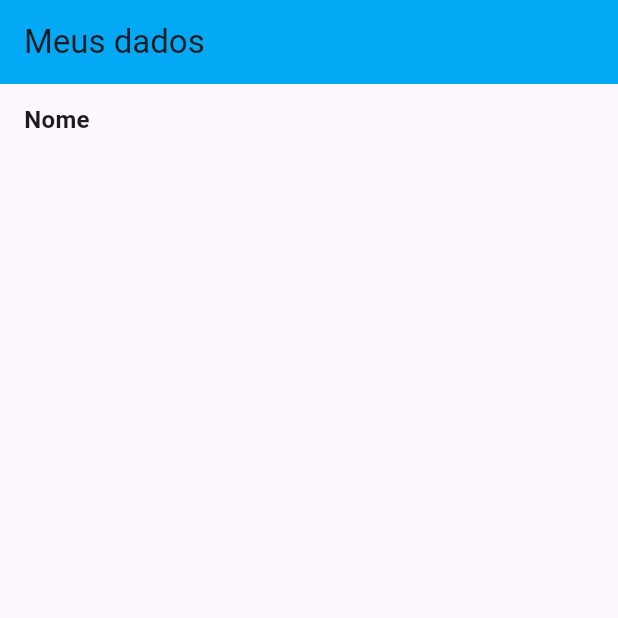
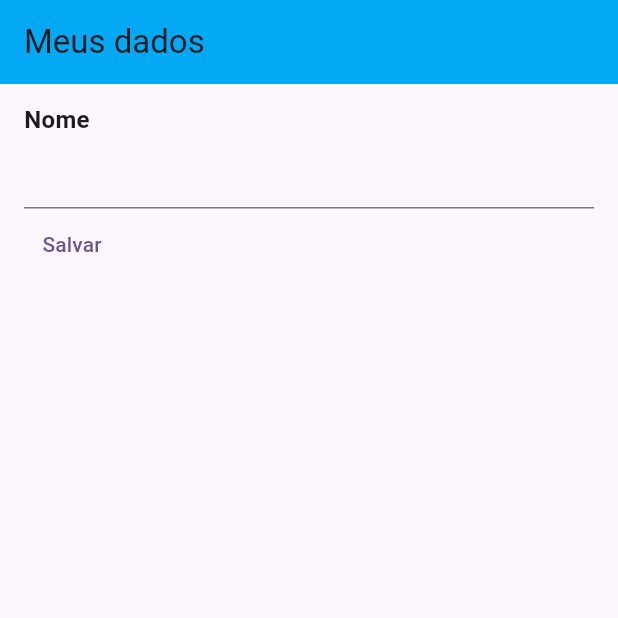
Before and after one commit to maurojh/diowpicouef, a Flutter app: the screen it shows after launch, on a phone screen of 412 x 824 dp, the top half of it. Run offline on Flutter 3.47's test engine with Material 2 defaults, Android fonts, the phone set to English and light mode, and no system bars.

```diff
--- a/lib/dados_cadastrais.dart
+++ b/lib/dados_cadastrais.dart
@@ -8,20 +8,35 @@ class DadosCadastrais extends StatefulWidget {
 }
 
 class _DadosCadastraisState extends State<DadosCadastrais> {
+  TextEditingController controlaNome = TextEditingController(
+    text: '',
+  );
+
   @override
   Widget build(BuildContext context) {
     return Scaffold(
       appBar: AppBar(
         backgroundColor: Colors.lightBlue,
         title: const Text('Meus dados'),
-        ),
-      body: const Padding(
-        padding: EdgeInsets.symmetric(vertical:12, horizontal: 16),
+      ),
+      body: Padding(
+        padding: const EdgeInsets.symmetric(vertical: 12, horizontal: 16),
         child: Column(
+          crossAxisAlignment: CrossAxisAlignment.start,
           children: [
-            Text('Nome',
-            style: TextStyle(fontSize: 16, fontWeight: FontWeight.w700),
+            const Text(
+              'Nome',
+              style: TextStyle(fontSize: 16, fontWeight: FontWeight.w700),
             ),
+            TextField(
+              controller: controlaNome,
+            ),
+            TextButton(
+              onPressed: () {
+                print(controlaNome.text);
+              },
+              child: const Text('Salvar'),
+            )
           ],
         ),
       ),
```
